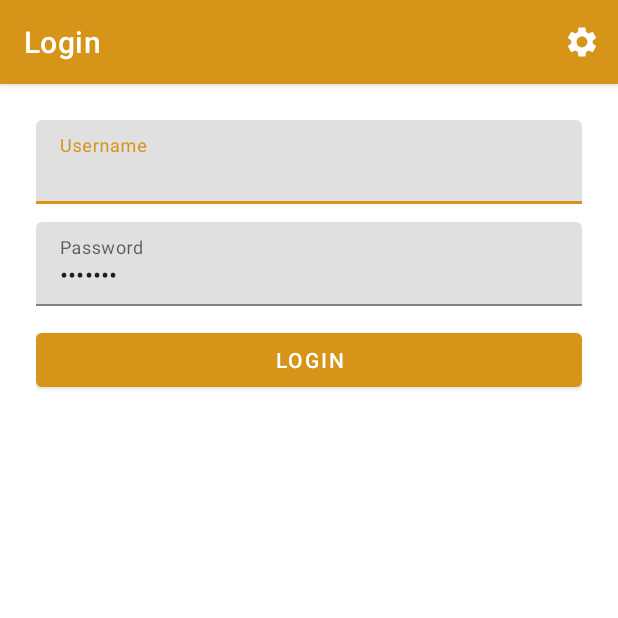
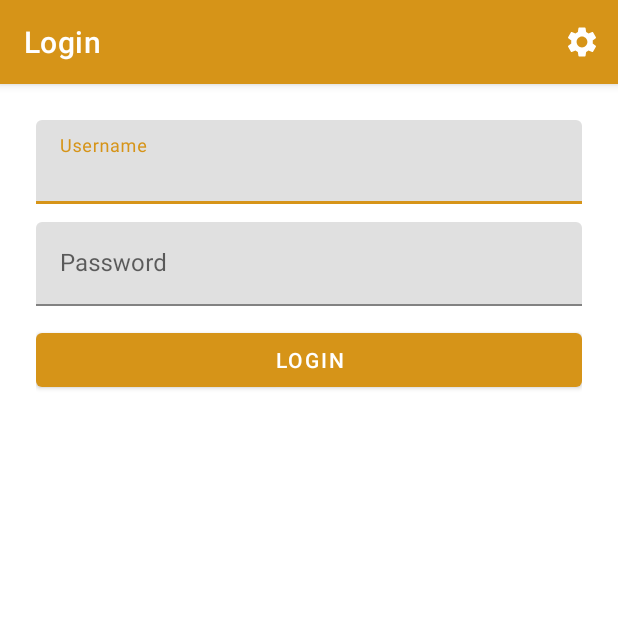
Before and after one commit to pschulzk/fhtw-beershare, an Android app: the screen it shows after launch (LoginActivity), on a phone screen of 412 x 824 dp, the top half of it. Run offline under Robolectric (Android 15) with nearby library versions, the phone set to English and light mode, and no system bars.

Commit message:
Remove debug code

```diff
--- a/android/app/src/main/java/at/krutzler/beershare/LoginActivity.kt
+++ b/android/app/src/main/java/at/krutzler/beershare/LoginActivity.kt
@@ -52,11 +52,6 @@ class LoginActivity : AppCompatActivity() {
         // find views
         mEtUsername = findViewById(R.id.etUsername)
         mEtPassword = findViewById(R.id.etPassword)
-
-        // TODO: remove me
-        mEtPassword.setText("andreas")
-
-        // testLogin()
 
         mBtnLogin = findViewById(R.id.btnLogin)
         mBtnLogin.setOnClickListener {
```
